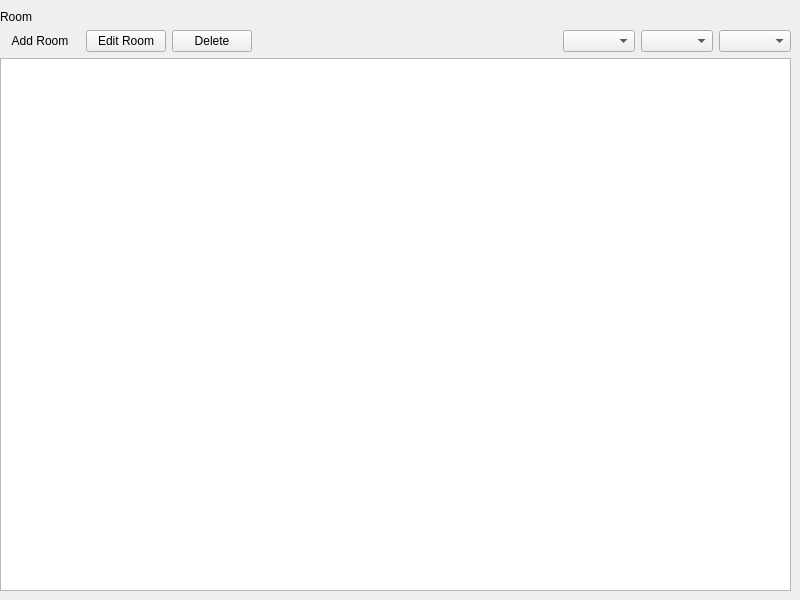
The window that src/ui/ui_room_scene.ui (trung-kieen/hotel-booking-system) describes before a commit, drawn with Qt 5.
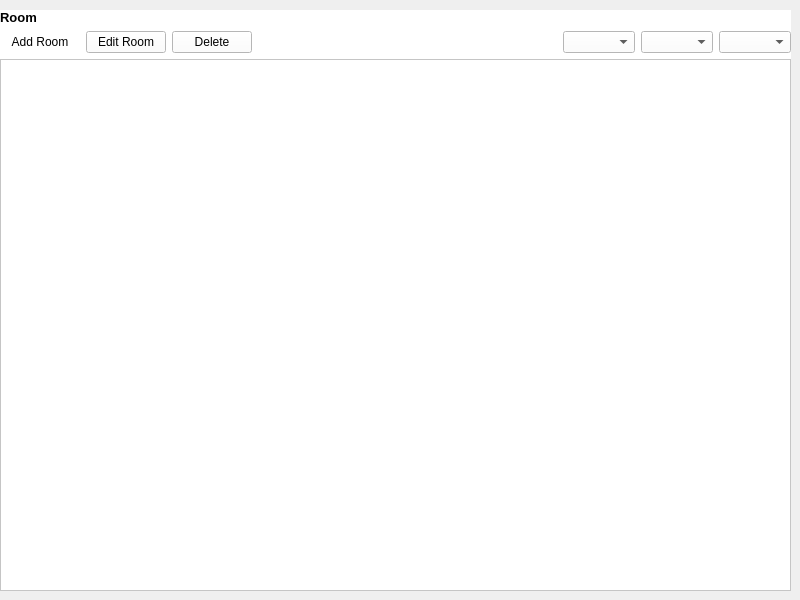
The same window after the commit.

What changed in the file:
```diff
--- a/src/ui/ui_room_scene.ui
+++ b/src/ui/ui_room_scene.ui
@@ -22,6 +22,9 @@
      <height>581</height>
     </rect>
    </property>
+   <property name="styleSheet">
+    <string notr="true">background-color: #FFFFFF</string>
+   </property>
    <layout class="QHBoxLayout" name="horizontalLayout">
     <item>
      <layout class="QVBoxLayout" name="verticalLayout">
@@ -37,6 +40,13 @@
       </item>
       <item>
        <widget class="QLabel" name="label">
+        <property name="font">
+         <font>
+          <pointsize>10</pointsize>
+          <weight>75</weight>
+          <bold>true</bold>
+         </font>
+        </property>
         <property name="text">
          <string>Room</string>
         </property>
```
